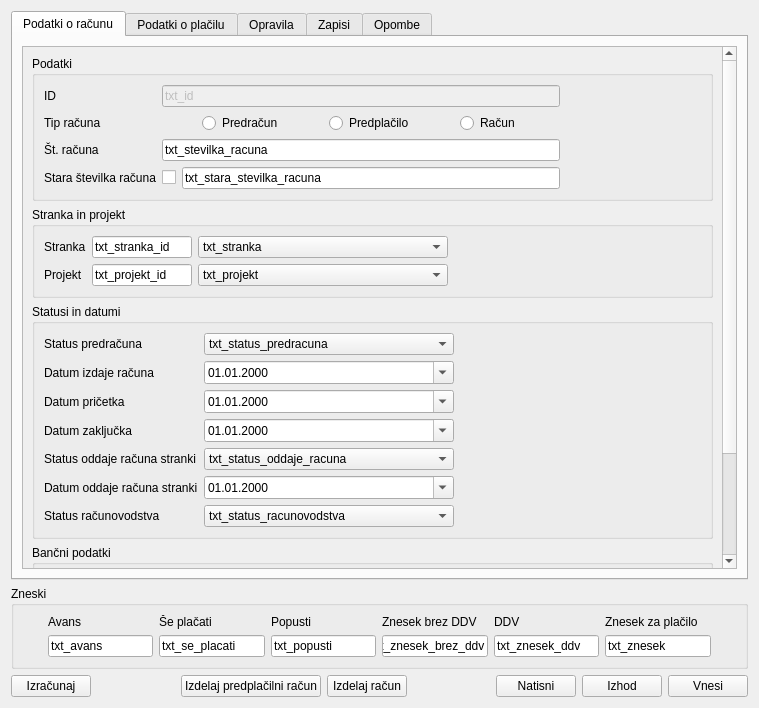
The window that racun.ui (bubi-luka/BubiRacun) describes before a commit, drawn with Qt 5.
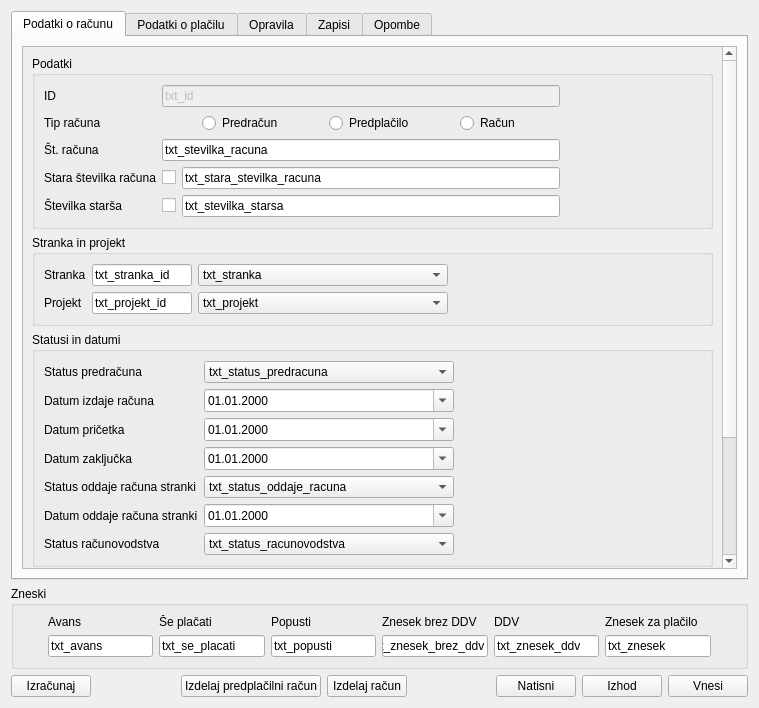
The same window after the commit.

Commit message:
V OKNO IZDANIH RAČUNOV DODANA MOŽNOST POPRAVLJANJA ŠT. STARŠA
Ker je včasih številka starša napačna ali neobstoječa, je dodana možnost
popravljanja te številke pri predplačilnem računu in računu.

What changed in the file:
```diff
--- a/racun.ui
+++ b/racun.ui
@@ -38,7 +38,7 @@
             <x>0</x>
             <y>0</y>
             <width>697</width>
-            <height>684</height>
+            <height>716</height>
            </rect>
           </property>
           <layout class="QVBoxLayout" name="verticalLayout_4">
@@ -190,6 +190,31 @@
                   </item>
                  </layout>
                 </item>
+                <item row="4" column="0">
+                 <widget class="QLabel" name="lbl_stevilka_starsa">
+                  <property name="text">
+                   <string>Številka starša</string>
+                  </property>
+                 </widget>
+                </item>
+                <item row="4" column="1">
+                 <layout class="QHBoxLayout" name="horizontalLayout_15">
+                  <item>
+                   <widget class="QCheckBox" name="cb_stevilka_starsa">
+                    <property name="text">
+                     <string/>
+                    </property>
+                   </widget>
+                  </item>
+                  <item>
+                   <widget class="QLineEdit" name="txt_stevilka_starsa">
+                    <property name="text">
+                     <string>txt_stevilka_starsa</string>
+                    </property>
+                   </widget>
+                  </item>
+                 </layout>
+                </item>
                </layout>
               </item>
               <item>
```
The commit also changes 2 other files.
